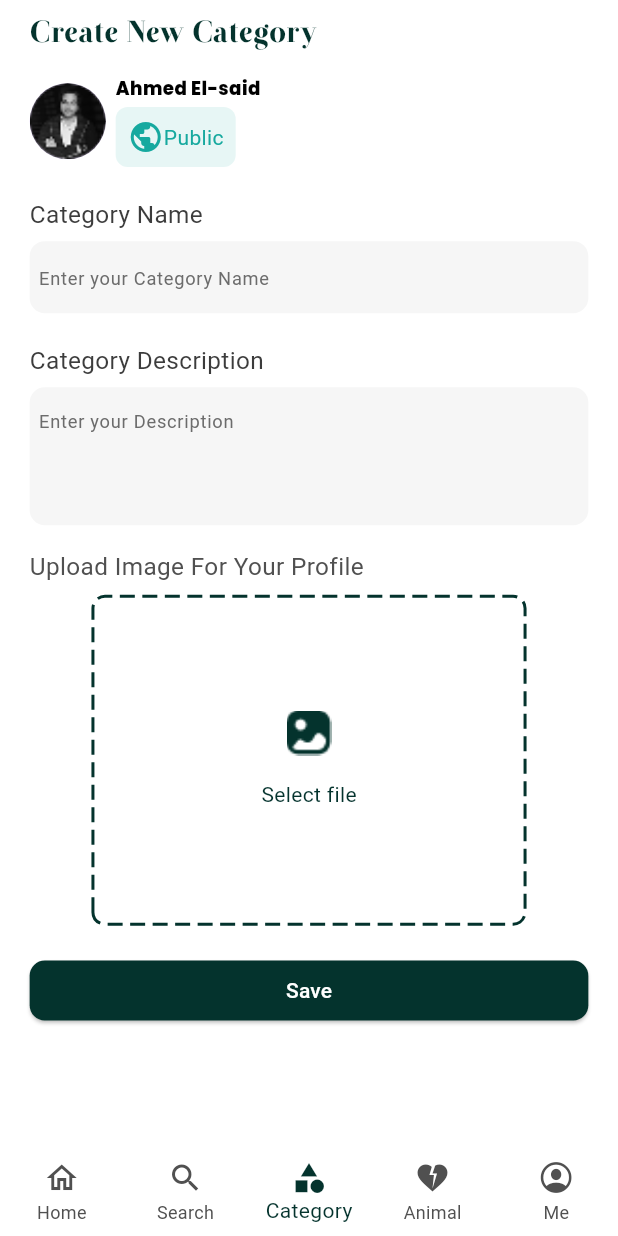
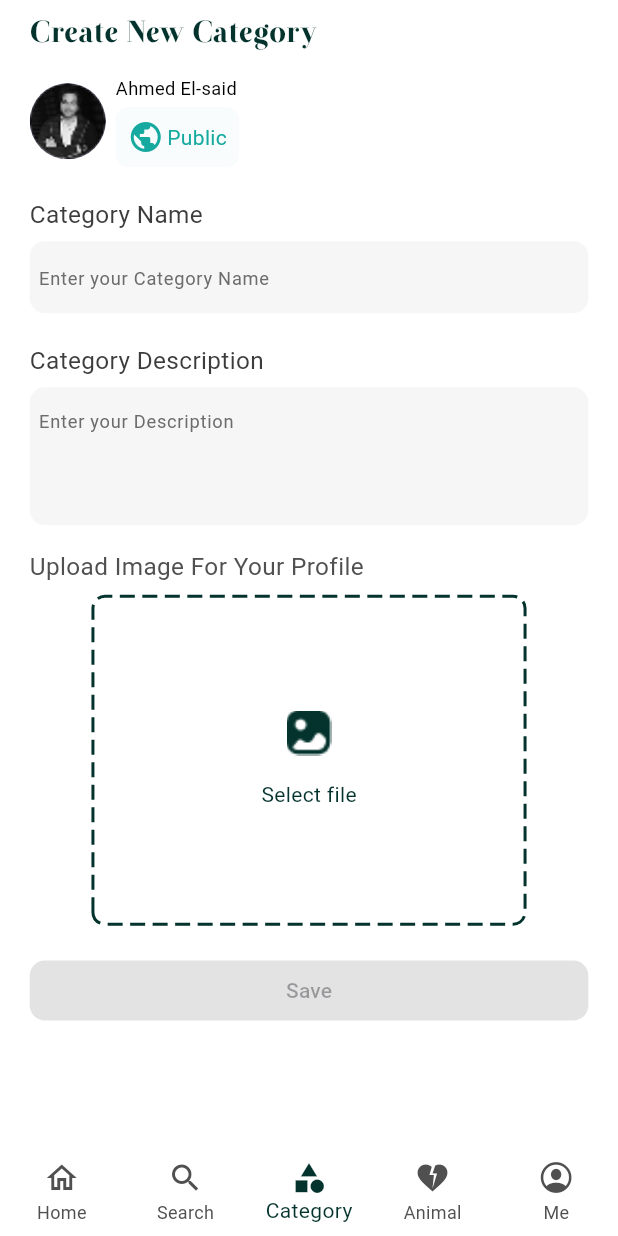
Before and after one commit to elsaidmaher2-10/animoapp, a Flutter app: the screen it shows after launch, item 3 of the bottom bar chosen, on a phone screen of 412 x 824 dp. Run offline on Flutter 3.47's test engine with Material 3 defaults, Android fonts, the phone set to English and light mode, and no system bars; drawn by our look-alikes of dotted_border; our stand-ins replace connectivity_plus, dartz, dio, flutter_bloc, flutter_screenutil, flutter_svg and 5 more; accounts and stored records are empty.

Commit message:
feat: Implement category management with validation and navigation updates

```diff
--- a/lib/core/DI/getit.dart
+++ b/lib/core/DI/getit.dart
@@ -1,15 +1,21 @@
 import 'package:animoapp/core/database/remote/api/apiservice.dart';
+import 'package:animoapp/core/resource/constantsmanager.dart';
 import 'package:animoapp/core/service/networkchecker.dart';
 import 'package:animoapp/feature/Auth/Login/data/repo/Loginrepo.dart';
 import 'package:animoapp/feature/Auth/foregetpassword/data/repo/forgetpassword.dart';
 import 'package:animoapp/feature/Auth/otpverifcation/data/repo/Otpvrefication.dart';
 import 'package:animoapp/feature/Auth/register/data/repo/SignupRepo.dart';
 import 'package:dio/dio.dart';
+import 'package:flutter/material.dart';
 import 'package:get_it/get_it.dart';
 
 final GetIt getIt = GetIt.instance;
 void setupgetit() {
   getIt.registerSingleton<Dio>(Dio());
+  getIt.registerSingleton<GlobalKey<NavigatorState>>(
+    instanceName: constantManager.seeAllKey  ,
+    GlobalKey<NavigatorState>(),
+  );
   getIt.registerSingleton<Apiservice>(Apiservice(getIt<Dio>()));
   getIt.registerSingleton<Networkchecker>(Networkchecker());
   getIt.registerSingleton<SignupRepo>(
--- a/lib/core/resource/constantsmanager.dart
+++ b/lib/core/resource/constantsmanager.dart
@@ -78,4 +78,18 @@ class constantManager {
   static String submit = 'Submit';
 
   static String save = "Save";
+
+  static String public = "Public";
+
+  static String categoryname = "Category Name";
+
+  static String categorynameh = 'Enter your Category Name';
+
+  static String categorydesc = "Category Description";
+
+  static String categorydesch = 'Enter your Description';
+
+  static String createnewcategory = "Create New Category";
+
+  static String seeAllKey = "SeeAllKey";
 }
--- a/lib/core/resource/screenutilsmaanger.dart
+++ b/lib/core/resource/screenutilsmaanger.dart
@@ -38,4 +38,6 @@ class screeutilsManager {
   static double s12 = 12.sp;
 
   static double h20 = 20.h;
+
+  static double r8 = 8.r;
 }
--- a/lib/core/routes/routesmanager.dart
+++ b/lib/core/routes/routesmanager.dart
@@ -5,9 +5,7 @@ import 'package:animoapp/feature/Auth/Login/presentation/views/LoginPage.dart';
 import 'package:animoapp/feature/Auth/foregetpassword/presentation/views/foregetpassword.dart';
 import 'package:animoapp/feature/Auth/otpverifcation/presentation/view/otpvrificationcode.dart';
 import 'package:animoapp/feature/Auth/register/presentation/views/signupwidget.dart';
-import 'package:animoapp/feature/home/presentation/views/home.dart';
 import 'package:animoapp/feature/home/presentation/views/mainscreen.dart';
-import 'package:animoapp/main.dart';
 import 'package:flutter/material.dart';
 
 abstract class RoutesManager {
--- a/lib/core/routes/routesname.dart
+++ b/lib/core/routes/routesname.dart
@@ -5,4 +5,6 @@ abstract class RouteName {
   static const String foregetpassword = "/forgetpassword";
   static const String otpverficationc = "/optverivication";
   static const String confirmPassword = "/ConfirmPassword";
+
+  static const String seeAll = "/seeAll";
 }
--- a/lib/feature/Auth/register/presentation/views/widget/uploadimage.dart
+++ b/lib/feature/Auth/register/presentation/views/widget/uploadimage.dart
@@ -25,10 +25,10 @@ class Uploadimage extends StatelessWidget {
             width: 250.w,
           );
         } else if (state is Singupimagedosentselected) {
-          imageWidget = Icon(
-            Icons.upload_file,
-            color: ColorManger.red,
-            size: 40,
+          imageWidget = SizedBox(
+            height: 200,
+            width: 200,
+            child: Icon(Icons.upload_file, color: ColorManger.red, size: 100),
           );
         } else {
           imageWidget = Image.asset(
@@ -88,7 +88,10 @@ class Uploadimage extends StatelessWidget {
                                     Text(
                                       "Select file",
                                       style: TextStyle(
-                                        color: ColorManger.kprimary,
+                                        color:
+                                            state is Singupimagedosentselected
+                                            ? ColorManger.red
+                                            : ColorManger.kprimary,
                                       ),
                                     ),
                                   ],
--- a/lib/feature/home/presentation/views/category.dart
+++ b/lib/feature/home/presentation/views/category.dart
@@ -1,29 +1,59 @@
+import 'dart:async';
+
 import 'package:animoapp/core/resource/assetvaluemanger.dart';
 import 'package:animoapp/core/resource/colormanager.dart';
+import 'package:animoapp/core/resource/constantsmanager.dart';
 import 'package:animoapp/core/resource/screenutilsmaanger.dart';
-import 'package:animoapp/core/service/imagepickerservice.dart';
 import 'package:animoapp/core/widget/customtextfromfield.dart';
 import 'package:animoapp/feature/Auth/register/presentation/manager/imagepickercubit/singup_cubit.dart';
+import 'package:animoapp/feature/Auth/register/presentation/views/widget/showmodalbottomsheetimage.dart';
 import 'package:animoapp/feature/Auth/register/presentation/views/widget/uploadimage.dart';
 import 'package:animoapp/feature/home/presentation/views/widgets/homebutton.dart';
 import 'package:flutter/material.dart';
 import 'package:flutter_bloc/flutter_bloc.dart';
 import 'package:flutter_screenutil/flutter_screenutil.dart';
-import 'package:image_picker/image_picker.dart';
 
-class Category extends StatelessWidget {
+class Category extends StatefulWidget {
   const Category({super.key});
+
+  @override
+  State<Category> createState() => _CategoryState();
+}
+
+TextEditingController categroynamecontroller = TextEditingController();
+TextEditingController categryDescontroller = TextEditingController();
+StreamController<bool> streamController = StreamController();
+
+class _CategoryState extends State<Category> {
+  bool isvalid = false;
+  @override
+  void initState() {
+    categroynamecontroller.addListener(isvalidc);
+    categryDescontroller.addListener(isvalidc);
+    super.initState();
+  }
+
+  isvalidc() {
+    isvalid =
+        categroynamecontroller.text.isNotEmpty &&
+        categryDescontroller.text.isNotEmpty &&
+        categroynamecontroller.text.length > 12 &&
+        categryDescontroller.text.length > 200;
+
+    streamController.add(isvalid);
+  }
 
   @override
   Widget build(BuildContext context) {
     return SafeArea(
       child: Padding(
         padding: EdgeInsetsGeometry.symmetric(horizontal: 18.w, vertical: 9.h),
+        child: SingleChildScrollView(
           child: Column(
             crossAxisAlignment: CrossAxisAlignment.start,
             children: [
               Text(
-              "Create New Category",
+                constantManager.createnewcategory,
                 style: TextStyle(
                   fontSize: screeutilsManager.s20,
                   color: ColorManger.kprimary,
@@ -31,7 +61,6 @@ class Category extends StatelessWidget {
                 ),
               ),
               SizedBox(height: 12.h),
-
               Row(
                 children: [
                   CircleAvatar(
@@ -47,7 +76,6 @@ class Category extends StatelessWidget {
                         style: TextStyle(
                           fontSize: screeutilsManager.s12,
                           color: ColorManger.black,
-                        fontFamily: FontFamily.poppinsExtraBold,
                         ),
                       ),
                       SizedBox(height: 4.h),
@@ -55,15 +83,18 @@ class Category extends StatelessWidget {
                       Container(
                         padding: EdgeInsets.all(8),
                         decoration: BoxDecoration(
-                        borderRadius: BorderRadius.circular(8),
-                        color: ColorManger.klightgreen.withOpacity(0.1),
+                          borderRadius: BorderRadius.circular(
+                            screeutilsManager.r8,
+                          ),
+                          color: ColorManger.klightgreen.withOpacity(0.03),
                         ),
 
                         child: Row(
                           children: [
                             Icon(Icons.public, color: ColorManger.klightgreen),
+                            SizedBox(width: 2.w),
                             Text(
-                            "Public",
+                              constantManager.public,
                               style: TextStyle(color: ColorManger.klightgreen),
                             ),
                           ],
@@ -75,30 +106,59 @@ class Category extends StatelessWidget {
               ),
               SizedBox(height: screeutilsManager.h20),
               CategoryField(
+                validator: (value) {
+                  if (value == null || value.isEmpty) {
+                    return constantManager.categorynameh;
+                  }
+                  if (value.length <= 12) {
+                    return "Value must be 12 char";
+                  }
+                  return null;
+                },
+                controller: categroynamecontroller,
                 maxlines: 1,
-              text: "Category Name",
-              hinttext: 'Enter your Category Name',
+                text: constantManager.categoryname,
+                hinttext: constantManager.categorynameh,
               ),
               SizedBox(height: screeutilsManager.h20),
               CategoryField(
+                validator: (value) {
+                  if (value == null || value.isEmpty) {
+                    return constantManager.categorydesch;
+                  }
+                  if (value.length < 200) {
+                    return "Value must be More Than char";
+                  }
+                  return null;
+                },
+                controller: categryDescontroller,
                 maxlines: 3,
-              text: "Category Description",
-              hinttext: 'Enter your Description',
+                text: constantManager.categorydesc,
+                hinttext: constantManager.categorydesch,
               ),
-
-            SizedBox(height: 16.h),
-
+              SizedBox(height: screeutilsManager.h16),
               BlocProvider(
                 create: (BuildContext context) => SingupCubit(),
-              child: Uploadimage(
+                child: Builder(
+                  builder: (BuildContext context) => Uploadimage(
                     onTap: () {
-                  imagepickerservice(context, ImageSource.camera);
+                      showSignupImageBottomSheet(context);
                     },
                   ),
                 ),
-            SizedBox(height: 20.h),
-            Homebutton(onPressed: () {}),
+              ),
+              SizedBox(height: screeutilsManager.h20),
+              StreamBuilder(
+                initialData: false,
+                stream: streamController.stream,
+                builder: (context, asyncSnapshot) {
+                  return Homebutton(
+                    onPressed: asyncSnapshot.data == true ? () {} : null,
+                  );
+                },
+              ),
             ],
+          ),
         ),
       ),
     );
@@ -110,12 +170,16 @@ class CategoryField extends StatelessWidget {
     super.key,
     required this.hinttext,
     required this.text,
+    required this.controller,
+    required this.validator,
     this.maxlines = 1,
   });
   String text;
   String hinttext;
-
+  TextEditingController controller;
   int maxlines;
+  Function(String)? onChanged;
+  String? Function(String?)? validator;
   @override
   Widget build(BuildContext context) {
     return Column(
@@ -130,9 +194,11 @@ class CategoryField extends StatelessWidget {
         ),
         SizedBox(height: 6.h),
         CustomTextfromfield(
+          validator: validator,
+          onChanged: onChanged,
           maxlines: maxlines,
           hinttext: hinttext,
-          controller: TextEditingController(),
+          controller: controller,
         ),
       ],
     );
--- a/lib/feature/home/presentation/views/mainscreen.dart
+++ b/lib/feature/home/presentation/views/mainscreen.dart
@@ -1,7 +1,9 @@
 import 'dart:async';
+import 'package:animoapp/core/DI/getit.dart';
 import 'package:animoapp/core/resource/colormanager.dart';
+import 'package:animoapp/core/resource/constantsmanager.dart';
+import 'package:animoapp/feature/home/hometab.dart';
 import 'package:animoapp/feature/home/presentation/views/category.dart';
-import 'package:animoapp/feature/home/presentation/views/home.dart';
 
 import 'package:flutter/cupertino.dart';
 import 'package:flutter/material.dart';
@@ -12,7 +14,7 @@ class Mainscreen extends StatelessWidget {
 
   int curindex = 0;
   List<Widget> screens = [
-    Home(),
+    Hometab(),
     Center(child: Text("data")),
     Category(),
     Center(child: Text("data2")),
@@ -33,6 +35,11 @@ class Mainscreen extends StatelessWidget {
                 backgroundColor: Colors.transparent,
                 currentIndex: snapshot.data ?? 0,
                 onTap: (index) {
+                  if (index == 0) {
+                    getIt<GlobalKey<NavigatorState>>(
+                      instanceName: constantManager.seeAllKey,
+                    ).currentState?.popUntil((route) => route.isFirst);
+                  }
                   streamController.add(index);
 
                   curindex = index;
--- a/lib/main.dart
+++ b/lib/main.dart
@@ -11,6 +11,7 @@ import 'package:flutter_screenutil/flutter_screenutil.dart';
 void main() async {
   WidgetsFlutterBinding.ensureInitialized();
   setupgetit();
+
   await SharedPrefManager().init();
   bool islogin = SharedPrefManager().getBool("ischeck") ?? true;
 
@@ -35,8 +36,7 @@ class MyApp extends StatelessWidget {
                   OtpvericationcontrollerCubit(getIt<Otpvreficationrepo>()),
             ),
           ],
-
-                child: MaterialApp(
+          child: MaterialApp(
             initialRoute: islogin ? RouteName.home : RouteName.login,
             debugShowCheckedModeBanner: false,
             onGenerateRoute: RoutesManager.ongenerate,
```
Also changed, not shown: lib/feature/home/hometab.dart (added, +27 -0 lines), lib/feature/home/presentation/views/widgets/HomepageAnimalList.dart (+21 -4 lines), lib/feature/home/seeAll.dart (added, +14 -0 lines). Lines whose indentation alone changed are shown as unchanged.
